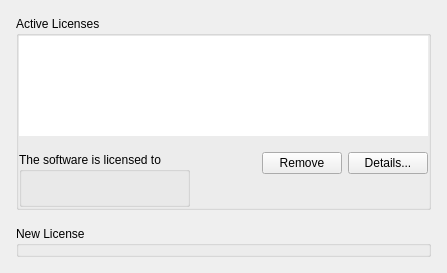
This is client/libclient/src/ui/widgets/system_settings/license_manager_widget.ui in networkoptix/nx_open as Qt 5 draws it before an edit. The edited form follows.
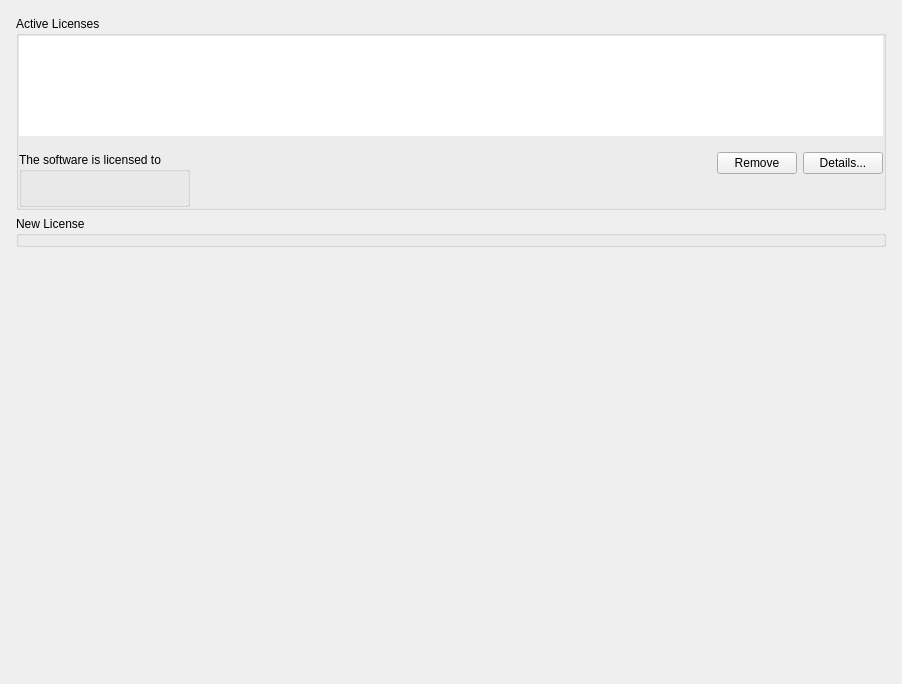
This is the edited form. Custom widgets are drawn as their Qt base class.

Commit message:
VMS-5327 - Do not show "Licenses" block if there are no licenses
<==== Mercurial data ====>
Branch: dev_3.0.0_gui

Diff of the .ui file:
```diff
--- a/client/libclient/src/ui/widgets/system_settings/license_manager_widget.ui
+++ b/client/libclient/src/ui/widgets/system_settings/license_manager_widget.ui
@@ -6,15 +6,33 @@
    <rect>
     <x>0</x>
     <y>0</y>
-    <width>447</width>
-    <height>266</height>
+    <width>902</width>
+    <height>684</height>
    </rect>
   </property>
-  <layout class="QVBoxLayout" name="verticalLayout_5" stretch="10000,1,100">
+  <layout class="QVBoxLayout" name="verticalLayout_4">
    <property name="spacing">
-    <number>16</number>
+    <number>0</number>
    </property>
    <property name="leftMargin">
+    <number>0</number>
+   </property>
+   <property name="topMargin">
+    <number>0</number>
+   </property>
+   <property name="rightMargin">
+    <number>0</number>
+   </property>
+   <property name="bottomMargin">
+    <number>0</number>
+   </property>
+   <item>
+    <widget class="QnAlertBar" name="alertBar" native="true"/>
+   </item>
+   <item>
+    <widget class="QWidget" name="widget" native="true">
+     <layout class="QVBoxLayout" name="verticalLayout_2" stretch="10000,1,100">
+      <property name="leftMargin">
     <number>16</number>
    </property>
    <property name="topMargin">
@@ -27,7 +45,7 @@
     <number>16</number>
    </property>
    <item>
-    <widget class="QGroupBox" name="groupBox">
+       <widget class="QGroupBox" name="licensesGroupBox">
      <property name="sizePolicy">
       <sizepolicy hsizetype="Preferred" vsizetype="Maximum">
        <horstretch>0</horstretch>
@@ -205,6 +223,9 @@
    </item>
   </layout>
  </widget>
+   </item>
+  </layout>
+ </widget>
  <customwidgets>
   <customwidget>
    <class>QnLicenseWidget</class>
@@ -217,6 +238,11 @@
    <extends>QTreeView</extends>
    <header location="global">ui/widgets/common/tree_view.h</header>
   </customwidget>
+  <customwidget>
+   <class>QnAlertBar</class>
+   <extends>QWidget</extends>
+   <header location="global">ui/widgets/common/alert_bar.h</header>
+  </customwidget>
  </customwidgets>
  <tabstops>
   <tabstop>gridLicenses</tabstop>
```
Left out of the diff: 24 changed lines with no effect on the pictures. Lines whose indentation alone changed are shown as unchanged. The commit also changes 1 other file.
